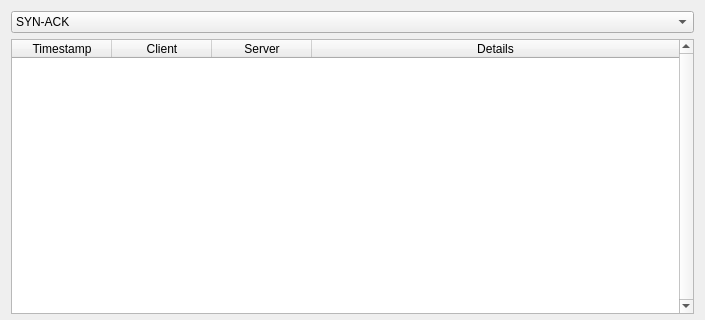
Old version of the form sidebysidewindow.ui in the repository AONunan/FinalYearProject; both pictures show x 0 to 705 and y 0 to 320 of the 705 by 488 pixel window.
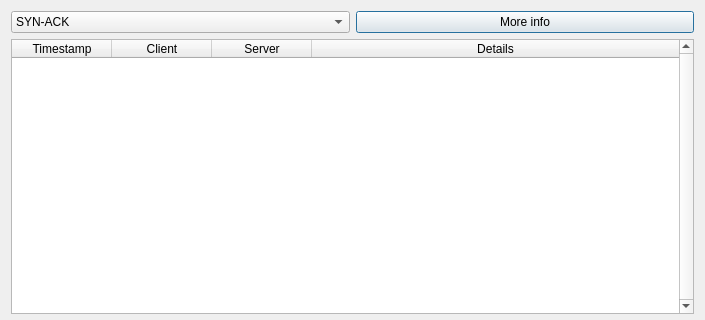
New version of the form.

Commit message: Added More Info button in SideBySideWindow

```diff
--- a/sidebysidewindow.ui
+++ b/sidebysidewindow.ui
@@ -13,10 +13,12 @@
   <property name="windowTitle">
    <string>Side By Side</string>
   </property>
-  <layout class="QHBoxLayout" name="horizontalLayout">
+  <layout class="QVBoxLayout" name="verticalLayout_2">
    <item>
     <layout class="QVBoxLayout" name="verticalLayout" stretch="0,2,1,0">
      <item>
+      <layout class="QHBoxLayout" name="horizontalLayout">
+       <item>
       <widget class="QComboBox" name="comboBox_choice">
        <property name="toolTip">
         <string>Choose what details to view</string>
@@ -32,6 +34,15 @@
         </property>
        </item>
       </widget>
+       </item>
+       <item>
+        <widget class="QPushButton" name="pushButton_more_info">
+         <property name="text">
+          <string>More info</string>
+         </property>
+        </widget>
+       </item>
+      </layout>
      </item>
      <item>
       <widget class="QTableWidget" name="tableWidget_packets">
```
Lines whose indentation alone changed are shown as unchanged. The commit also changes 2 other files.
